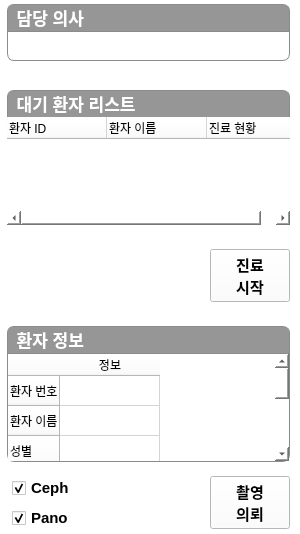
The window that Project/src/viewer/ImageViewerSW/patientinfo.ui (AndaCondaa/Dental_Imaging_SW_System) describes before a commit, drawn with Qt 5.
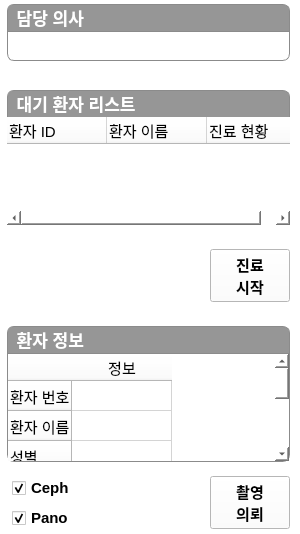
The same window after the commit.

```diff
--- a/Project/src/viewer/ImageViewerSW/patientinfo.ui
+++ b/Project/src/viewer/ImageViewerSW/patientinfo.ui
@@ -240,16 +240,31 @@
         <property name="text">
          <string>환자 ID</string>
         </property>
+        <property name="font">
+         <font>
+          <pointsize>11</pointsize>
+         </font>
+        </property>
        </column>
        <column>
         <property name="text">
          <string>환자 이름</string>
         </property>
+        <property name="font">
+         <font>
+          <pointsize>11</pointsize>
+         </font>
+        </property>
        </column>
        <column>
         <property name="text">
          <string>진료 현황</string>
         </property>
+        <property name="font">
+         <font>
+          <pointsize>11</pointsize>
+         </font>
+        </property>
        </column>
       </widget>
      </item>
@@ -355,31 +370,61 @@
         <property name="text">
          <string>환자 번호</string>
         </property>
+        <property name="font">
+         <font>
+          <pointsize>11</pointsize>
+         </font>
+        </property>
        </row>
        <row>
         <property name="text">
          <string>환자 이름</string>
         </property>
+        <property name="font">
+         <font>
+          <pointsize>11</pointsize>
+         </font>
+        </property>
        </row>
        <row>
         <property name="text">
          <string>성별</string>
         </property>
+        <property name="font">
+         <font>
+          <pointsize>11</pointsize>
+         </font>
+        </property>
        </row>
        <row>
         <property name="text">
          <string>생년월일</string>
         </property>
+        <property name="font">
+         <font>
+          <pointsize>11</pointsize>
+         </font>
+        </property>
        </row>
        <row>
         <property name="text">
          <string>메모</string>
         </property>
+        <property name="font">
+         <font>
+          <pointsize>11</pointsize>
+         </font>
+        </property>
        </row>
        <column>
         <property name="text">
          <string>정보</string>
         </property>
+        <property name="font">
+         <font>
+          <pointsize>11</pointsize>
+         </font>
+        </property>
        </column>
        <item row="0" column="0">
         <property name="text">
```
Left out of the diff: 5 changed lines with no effect on the pictures.
